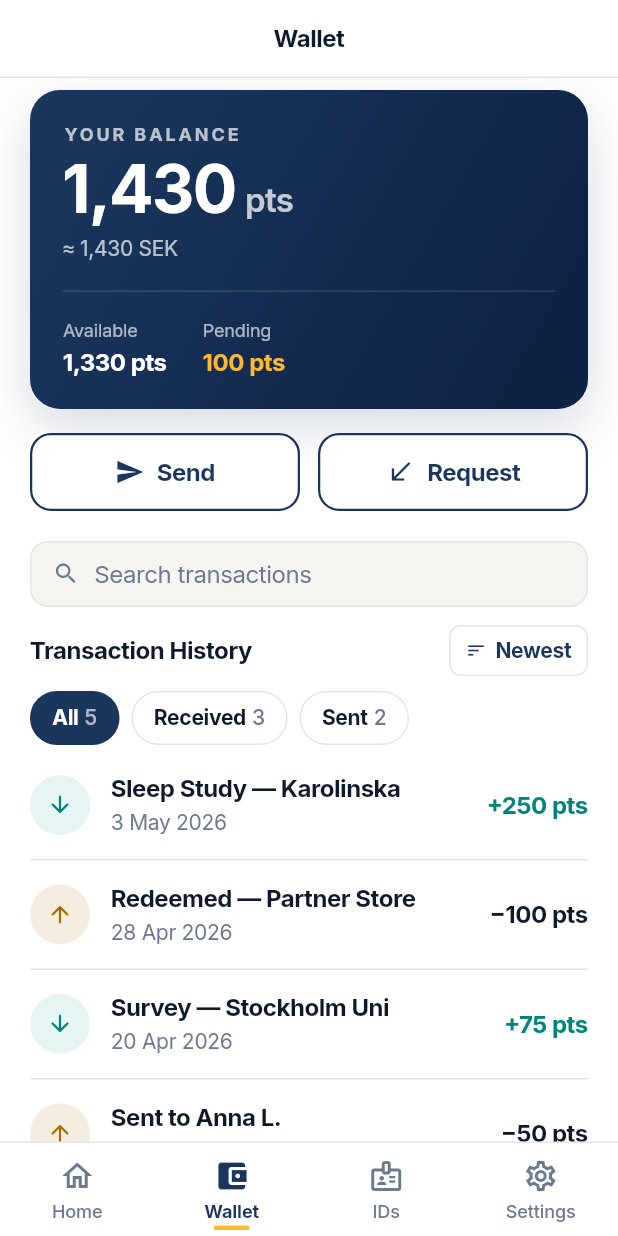
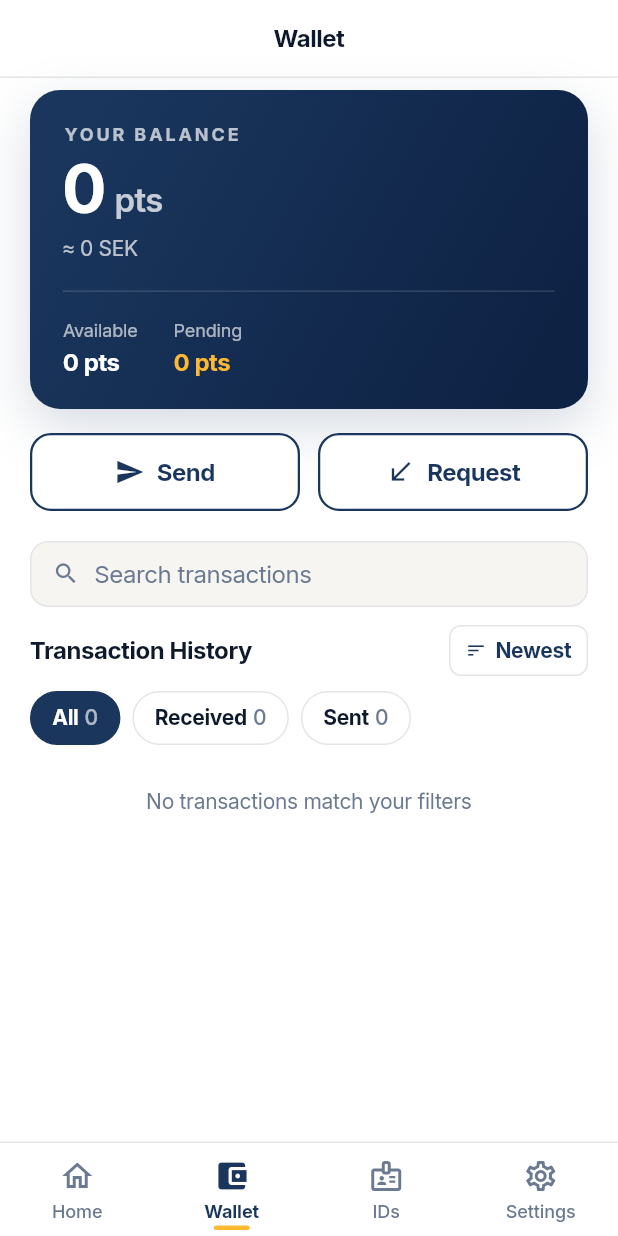
Before and after one commit to Denamrk/Accindi-App, a Flutter app: the HomeShell screen opened by its route, after a tap on "BALANCE", on a phone screen of 412 x 824 dp. Run offline on Flutter 3.47's test engine with Material 3 defaults, Android fonts, the phone set to English and light mode, and no system bars; our stand-ins replace google_fonts, shared_preferences; accounts and stored records are empty.

Commit message:
Fetch transactions after login, display live balance
Add bixCoinsListTransactions API call and WalletState service that
holds balance and parsed transactions. After PIN login, wallet data
is fetched before navigating to home. Dashboard and wallet screens
now display the real balance from the API instead of hardcoded values.
Transaction list shows live data with empty state when no transactions
exist.

Co-Authored-By: Claude Opus 4.6 <noreply@anthropic.com>

```diff
--- a/lib/screens/dashboard_screen.dart
+++ b/lib/screens/dashboard_screen.dart
@@ -6,6 +6,8 @@ import '../widgets/tx_row.dart';
 
 class DashboardScreen extends StatelessWidget {
   final String userName;
+  final String balance;
+  final List<Transaction> transactions;
   final VoidCallback? onNotifications;
   final VoidCallback? onWallet;
   final VoidCallback? onScan;
@@ -15,6 +17,8 @@ class DashboardScreen extends StatelessWidget {
   const DashboardScreen({
     super.key,
     this.userName = 'Erik',
+    this.balance = '0',
+    this.transactions = const [],
     this.onNotifications,
     this.onWallet,
     this.onScan,
@@ -152,12 +156,12 @@ class DashboardScreen extends StatelessWidget {
                   ),
                   const SizedBox(height: 4),
                   Text(
-                    '1,430 pts',
+                    '$balance pts',
                     style: AppTypography.h3.copyWith(color: Colors.white),
                   ),
                   const SizedBox(height: 2),
                   Text(
-                    '≈ 1,430 SEK',
+                    '≈ $balance SEK',
                     style: AppTypography.sReg.copyWith(
                       color: Colors.white.withValues(alpha: 0.75),
                     ),
@@ -187,7 +191,7 @@ class DashboardScreen extends StatelessWidget {
   }
 
   Widget _buildRecentActivity() {
-    final recent = demoTransactions.take(3).toList();
+    final recent = transactions.take(3).toList();
 
     return Column(
       children: [
@@ -208,6 +212,15 @@ class DashboardScreen extends StatelessWidget {
           ],
         ),
         const SizedBox(height: 4),
+        if (recent.isEmpty)
+          Padding(
+            padding: const EdgeInsets.symmetric(vertical: 20),
+            child: Text(
+              'No transactions yet',
+              style: AppTypography.sReg.copyWith(color: AppColors.ink3),
+            ),
+          )
+        else
           ...List.generate(recent.length, (i) {
             final tx = recent[i];
             return TxRow(
--- a/lib/screens/home_shell.dart
+++ b/lib/screens/home_shell.dart
@@ -1,5 +1,7 @@
 import 'package:flutter/material.dart';
 import '../models/transaction.dart';
+import '../services/session.dart';
+import '../services/wallet_state.dart';
 import '../widgets/app_tab_bar.dart';
 import 'dashboard_screen.dart';
 import 'wallet_screen.dart';
@@ -17,6 +19,23 @@ class HomeShell extends StatefulWidget {
 
 class _HomeShellState extends State<HomeShell> {
   String _activeTab = 'home';
+  final _wallet = WalletState();
+
+  @override
+  void initState() {
+    super.initState();
+    _wallet.addListener(_onWalletChanged);
+  }
+
+  @override
+  void dispose() {
+    _wallet.removeListener(_onWalletChanged);
+    super.dispose();
+  }
+
+  void _onWalletChanged() {
+    if (mounted) setState(() {});
+  }
 
   void _onTabChanged(String tab) {
     setState(() => _activeTab = tab);
@@ -66,7 +85,12 @@ class _HomeShellState extends State<HomeShell> {
   Widget _buildBody() {
     switch (_activeTab) {
       case 'home':
+        // Extract first name from session for greeting
+        final userName = Session().email?.split('@').first ?? 'there';
         return DashboardScreen(
+          userName: userName,
+          balance: _wallet.balanceDisplay,
+          transactions: _wallet.transactions,
           onWallet: () => _onTabChanged('wallet'),
           onViewAll: () => _onTabChanged('wallet'),
           onTxClick: _openTxDetail,
@@ -79,6 +103,8 @@ class _HomeShellState extends State<HomeShell> {
         );
       case 'wallet':
         return WalletScreen(
+          balance: _wallet.balanceDisplay,
+          transactions: _wallet.transactions,
           onSend: _openSend,
           onRequest: _openRequest,
           onTxClick: _openTxDetail,
--- a/lib/screens/login_screen.dart
+++ b/lib/screens/login_screen.dart
@@ -5,6 +5,7 @@ import '../widgets/floating_label_field.dart';
 import '../widgets/primary_button.dart';
 import '../services/bix_api.dart';
 import '../services/session.dart';
+import '../services/wallet_state.dart';
 
 class LoginScreen extends StatefulWidget {
   final VoidCallback? onSuccess;
@@ -94,6 +95,11 @@ class _LoginScreenState extends State<LoginScreen>
       // Save session data locally
       await Session().setFromLoginData(response.data);
       Session().email = _email;
+
+      // Fetch wallet balance & transactions before navigating
+      await WalletState().fetch();
+
+      if (!mounted) return;
       widget.onSuccess?.call();
     } else {
       // Shake the dots and show error
--- a/lib/screens/wallet_screen.dart
+++ b/lib/screens/wallet_screen.dart
@@ -8,12 +8,16 @@ import '../widgets/top_bar.dart';
 enum SortMode { newest, oldest, high, low }
 
 class WalletScreen extends StatefulWidget {
+  final String balance;
+  final List<Transaction> transactions;
   final VoidCallback? onSend;
   final VoidCallback? onRequest;
   final ValueChanged<Transaction>? onTxClick;
 
   const WalletScreen({
     super.key,
+    this.balance = '0',
+    this.transactions = const [],
     this.onSend,
     this.onRequest,
     this.onTxClick,
@@ -36,7 +40,7 @@ class _WalletScreenState extends State<WalletScreen> {
   };
 
   List<Transaction> get _filteredList {
-    var list = demoTransactions.where((t) {
+    var list = widget.transactions.where((t) {
       if (_query.isNotEmpty &&
           !t.desc.toLowerCase().contains(_query.toLowerCase())) {
         return false;
@@ -161,7 +165,7 @@ class _WalletScreenState extends State<WalletScreen> {
                 textBaseline: TextBaseline.alphabetic,
                 children: [
                   Text(
-                    '1,430',
+                    widget.balance,
                     style: AppTypography.h2.copyWith(
                       fontSize: 44,
                       color: Colors.white,
@@ -183,7 +187,7 @@ class _WalletScreenState extends State<WalletScreen> {
               ),
               const SizedBox(height: 6),
               Text(
-                '≈ 1,430 SEK',
+                '≈ ${widget.balance} SEK',
                 style: AppTypography.sReg.copyWith(
                   color: Colors.white.withValues(alpha: 0.7),
                 ),
@@ -197,9 +201,9 @@ class _WalletScreenState extends State<WalletScreen> {
               // Available + Pending
               Row(
                 children: [
-                  _balanceSplit('Available', '1,330 pts', Colors.white),
+                  _balanceSplit('Available', '${widget.balance} pts', Colors.white),
                   const SizedBox(width: 24),
-                  _balanceSplit('Pending', '100 pts', AppColors.gold),
+                  _balanceSplit('Pending', '0 pts', AppColors.gold),
                 ],
               ),
             ],
@@ -357,9 +361,9 @@ class _WalletScreenState extends State<WalletScreen> {
 
   Widget _buildFilterChips() {
     final filters = [
-      ('all', 'All', demoTransactions.length),
-      ('received', 'Received', demoTransactions.where((t) => t.incoming).length),
-      ('sent', 'Sent', demoTransactions.where((t) => !t.incoming).length),
+      ('all', 'All', widget.transactions.length),
+      ('received', 'Received', widget.transactions.where((t) => t.incoming).length),
+      ('sent', 'Sent', widget.transactions.where((t) => !t.incoming).length),
     ];
 
     return SingleChildScrollView(
--- a/lib/services/bix_api.dart
+++ b/lib/services/bix_api.dart
@@ -128,6 +128,25 @@ class BixApi {
     return _postRequest(uri);
   }
 
+  /// Fetch the user's BIX coin transactions and balance.
+  ///
+  /// Response data[0] = balance (e.g. "4998.00").
+  /// When transactions exist, additional data entries contain transaction info.
+  static Future<BixResponse> listTransactions({
+    required String authorizationKey,
+    required String email,
+  }) async {
+    final uri = Uri.parse('$_baseUrl/bixCoinsListTransactions').replace(
+      queryParameters: {
+        'authorizationKey': authorizationKey,
+        'senderEmail': email,
+        'sender': 'browser',
+      },
+    );
+
+    return _postRequest(uri);
+  }
+
   /// Logout the current session.
   static Future<BixResponse> logout({
     required String authorizationKey,
--- /dev/null
+++ b/lib/services/wallet_state.dart
@@ -0,0 +1,114 @@
+import 'package:flutter/foundation.dart';
+import '../models/transaction.dart';
+import 'bix_api.dart';
+import 'session.dart';
+
+/// Holds the user's wallet balance and transaction list.
+///
+/// Call [fetch] after login to load data from the BIX API.
+/// Screens listen via [addListener] / [ChangeNotifier].
+class WalletState extends ChangeNotifier {
+  static final WalletState _instance = WalletState._();
+  factory WalletState() => _instance;
+  WalletState._();
+
+  double _balance = 0;
+  List<Transaction> _transactions = [];
+  bool _loading = false;
+  String? _error;
+
+  double get balance => _balance;
+  List<Transaction> get transactions => _transactions;
+  bool get loading => _loading;
+  String? get error => _error;
+
+  /// Format balance for display (e.g. "4,998").
+  String get balanceDisplay {
+    final whole = _balance.truncate();
+    // Add thousand separators
+    final str = whole.toString();
+    final buf = StringBuffer();
+    for (int i = 0; i < str.length; i++) {
+      if (i > 0 && (str.length - i) % 3 == 0) buf.write(',');
+      buf.write(str[i]);
+    }
+    return buf.toString();
+  }
+
+  /// Fetch balance and transactions from the BIX API.
+  Future<void> fetch() async {
+    final session = Session();
+    if (!session.isLoggedIn) return;
+
+    _loading = true;
+    _error = null;
+    notifyListeners();
+
+    final response = await BixApi.listTransactions(
+      authorizationKey: session.authorizationKey!,
+      email: session.email ?? '',
+    );
+
+    if (response.isSuccess) {
+      // data[0] = balance string (e.g. "4998.00")
+      if (response.data.isNotEmpty) {
+        _balance = double.tryParse(response.data[0]) ?? 0;
+      }
+
+      // Parse transactions from data array.
+      // Each transaction is a comma-separated string in data[4+].
+      // Format: "date,description,amount,type,txId,from,study,status"
+      _transactions = [];
+      for (int i = 4; i < response.data.length; i++) {
+        final raw = response.data[i];
+        if (raw.isEmpty || raw == '-') continue;
+
+        final tx = _parseTransaction(raw, i);
+        if (tx != null) _transactions.add(tx);
+      }
+
+      _error = null;
+    } else {
+      _error = response.displayMessage.isNotEmpty
+          ? response.displayMessage
+          : 'Failed to load transactions';
+    }
+
+    _loading = false;
+    notifyListeners();
+  }
+
+  /// Parse a single transaction entry from the API data.
+  Transaction? _parseTransaction(String raw, int index) {
+    // Try comma-separated format
+    final parts = raw.split(',');
+    if (parts.length < 3) return null;
+
+    final amountVal = double.tryParse(parts[2].trim()) ?? 0;
+    final incoming = amountVal >= 0;
+    final absAmount = amountVal.abs().truncate();
+
+    return Transaction(
+      id: 'tx-$index',
+      desc: parts[1].trim(),
+      date: parts[0].trim(),
+      dateLong: parts[0].trim(),
+      amount: incoming ? '+$absAmount pts' : '−$absAmount pts',
+      incoming: incoming,
+      type: incoming ? 'Received' : 'Sent',
+      study: parts.length > 6 ? parts[6].trim() : '—',
+      from: parts.length > 5 ? parts[5].trim() : '—',
+      txid: parts.length > 4 ? parts[4].trim() : '—',
+      status: parts.length > 7 ? parts[7].trim() : 'Completed',
+    );
+  }
+
+  /// Reset state on logout.
+  void clear() {
+    _balance = 0;
+    _transactions = [];
+    _loading = false;
+    _error = null;
+    notifyListeners();
+  }
+}
```
Lines whose indentation alone changed are shown as unchanged.
